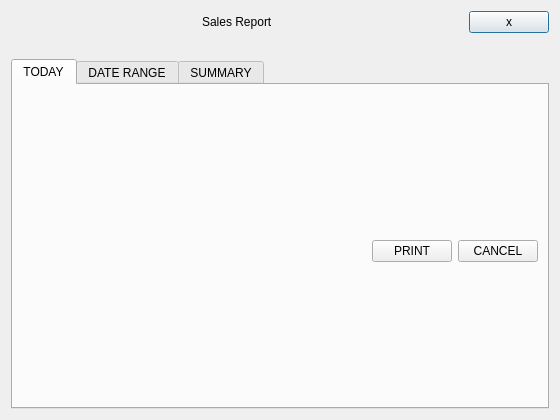
Qt form Project/ui/reports_menu.ui (Selvam-T/POS) before a commit.
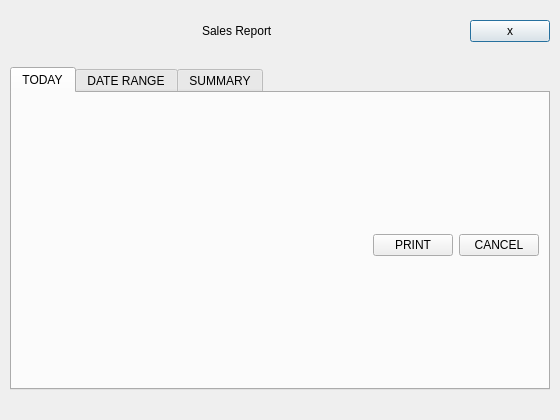
The same form after that commit.

Commit message: standardized menu.qss using objectName suffixes for QTabBar, QLineEdit, QComboBox, QLabels

Patch:
```diff
--- a/Project/ui/reports_menu.ui
+++ b/Project/ui/reports_menu.ui
@@ -11,6 +11,21 @@
    </rect>
   </property>
   <layout class="QVBoxLayout" name="verticalLayout">
+   <property name="spacing">
+    <number>5</number>
+   </property>
+   <property name="leftMargin">
+    <number>10</number>
+   </property>
+   <property name="topMargin">
+    <number>20</number>
+   </property>
+   <property name="rightMargin">
+    <number>10</number>
+   </property>
+   <property name="bottomMargin">
+    <number>30</number>
+   </property>
    <item>
     <widget class="QFrame" name="customTitleBar">
      <property name="frameShape">
```
The commit also changes 13 other files.
